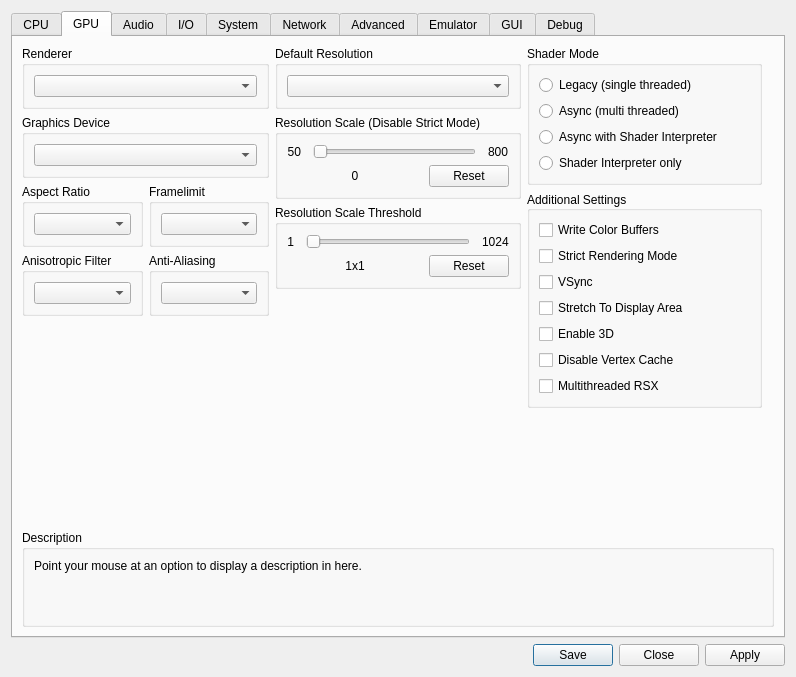
RPCS3/rpcs3, file rpcs3/rpcs3qt/settings_dialog.ui: the form before one commit.
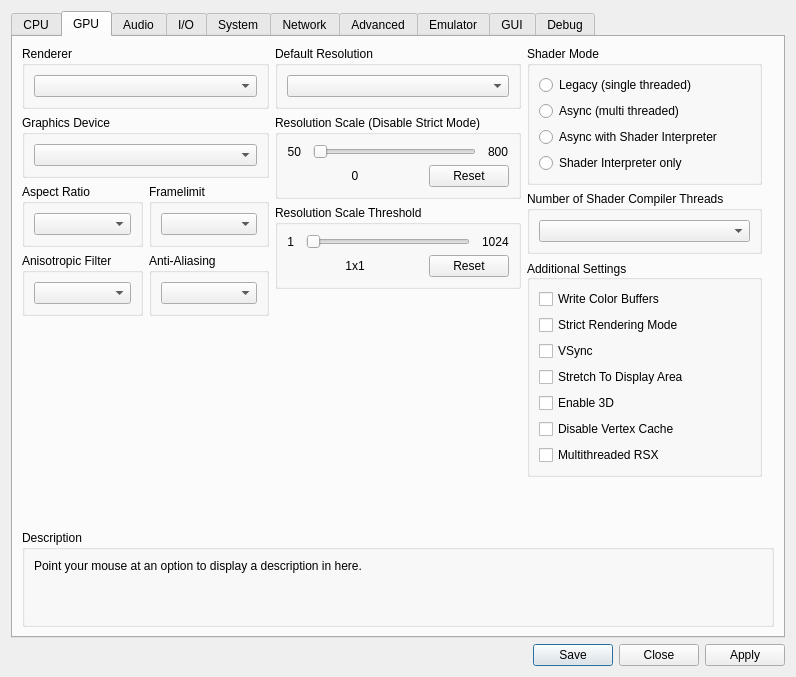
The form after the commit. The open tabs and pages were chosen to show the change. Icons and pictures are not drawn.

Commit message: qt: Add shader compiler threads to GUI

The edit to the form file:
```diff
--- a/rpcs3/rpcs3qt/settings_dialog.ui
+++ b/rpcs3/rpcs3qt/settings_dialog.ui
@@ -10,7 +10,7 @@
     <x>0</x>
     <y>0</y>
     <width>753</width>
-    <height>620</height>
+    <height>650</height>
    </rect>
   </property>
   <property name="sizePolicy">
@@ -682,6 +682,18 @@
              </layout>
             </widget>
            </item>
+           <item>
+            <widget class="QGroupBox" name="gb_shader_compiler_threads">
+             <property name="title">
+              <string>Number of Shader Compiler Threads</string>
+             </property>
+             <layout class="QVBoxLayout" name="gb_shader_compiler_threads_layout">
+              <item>
+               <widget class="QComboBox" name="shaderCompilerThreads"/>
+              </item>
+             </layout>
+            </widget>
+           </item>
            <item>
             <widget class="QGroupBox" name="gb_additional_settings">
              <property name="sizePolicy">
```
Left out of the diff: 3 changed lines with no effect on the pictures. The commit also changes 3 other files.
